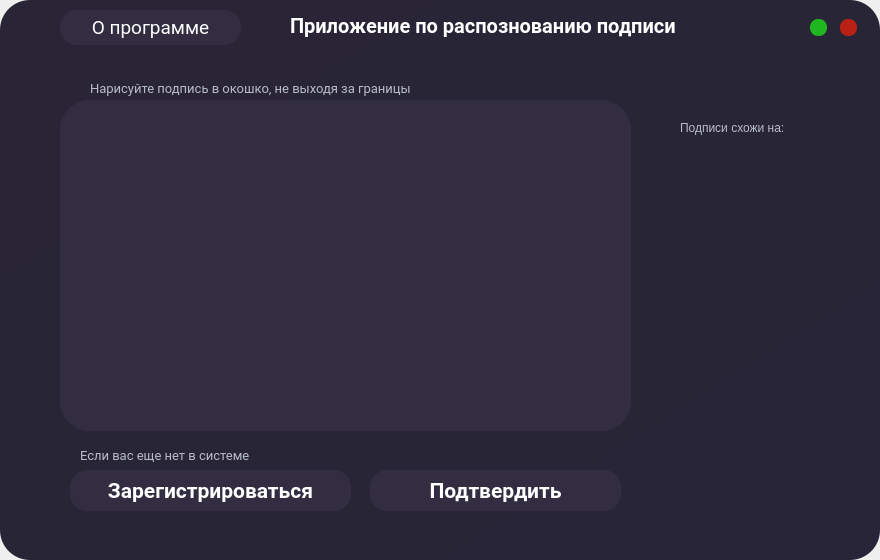
Old version of the form Main1.ui in the repository jur4ikoff/Mireaproject.
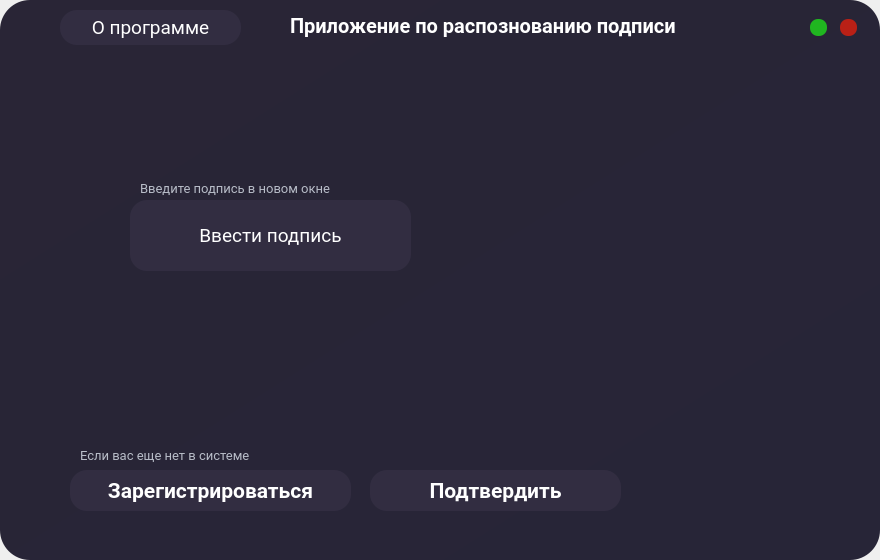
New version of the form.

Patch:
```diff
--- a/Main1.ui
+++ b/Main1.ui
@@ -301,26 +301,6 @@
          <property name="frameShadow">
           <enum>QFrame::Raised</enum>
          </property>
-         <widget class="QFrame" name="frame">
-          <property name="geometry">
-           <rect>
-            <x>60</x>
-            <y>50</y>
-            <width>571</width>
-            <height>331</height>
-           </rect>
-          </property>
-          <property name="styleSheet">
-           <string notr="true">border-radius: 30px; 
-background-color: rgb(50, 45, 65);</string>
-          </property>
-          <property name="frameShape">
-           <enum>QFrame::StyledPanel</enum>
-          </property>
-          <property name="frameShadow">
-           <enum>QFrame::Raised</enum>
-          </property>
-         </widget>
          <widget class="QLabel" name="label">
           <property name="geometry">
            <rect>
@@ -402,8 +382,8 @@
          <widget class="QLabel" name="label_2">
           <property name="geometry">
            <rect>
-            <x>90</x>
-            <y>30</y>
+            <x>140</x>
+            <y>130</y>
             <width>321</width>
             <height>16</height>
            </rect>
@@ -418,7 +398,7 @@
            <string notr="true">color:rgb(184, 189, 200)</string>
           </property>
           <property name="text">
-           <string>Нарисуйте подпись в окошко, не выходя за границы</string>
+           <string>Введите подпись в новом окне</string>
           </property>
          </widget>
          <widget class="QPushButton" name="confirm_btn">
@@ -477,20 +457,60 @@
            <string>Подтвердить</string>
           </property>
          </widget>
-         <widget class="QLabel" name="label_3">
+         <widget class="QPushButton" name="to_sign">
           <property name="geometry">
            <rect>
-            <x>680</x>
-            <y>70</y>
-            <width>111</width>
-            <height>16</height>
+            <x>130</x>
+            <y>150</y>
+            <width>281</width>
+            <height>71</height>
            </rect>
           </property>
+          <property name="sizePolicy">
+           <sizepolicy hsizetype="Minimum" vsizetype="Fixed">
+            <horstretch>0</horstretch>
+            <verstretch>0</verstretch>
+           </sizepolicy>
+          </property>
+          <property name="font">
+           <font>
+            <family>Roboto</family>
+            <pointsize>14</pointsize>
+            <weight>50</weight>
+            <italic>false</italic>
+            <bold>false</bold>
+            <kerning>true</kerning>
+           </font>
+          </property>
+          <property name="cursor">
+           <cursorShape>ArrowCursor</cursorShape>
+          </property>
+          <property name="mouseTracking">
+           <bool>false</bool>
+          </property>
+          <property name="tabletTracking">
+           <bool>false</bool>
+          </property>
+          <property name="acceptDrops">
+           <bool>false</bool>
+          </property>
+          <property name="autoFillBackground">
+           <bool>false</bool>
+          </property>
           <property name="styleSheet">
-           <string notr="true">color: rgb(184, 189, 200);</string>
+           <string notr="true">QPushButton {
+	border: none;
+	border-radius: 17px;
+	background-color: rgba(50, 45, 65, 255);
+    color: rgb(255, 255, 255);
+}
+QPushButton:hover {
+	background-color: rgba(77, 80, 112, 120)
+}
+</string>
           </property>
           <property name="text">
-           <string>Подписи схожи на: </string>
+           <string>Ввести подпись</string>
           </property>
          </widget>
         </widget>
```
